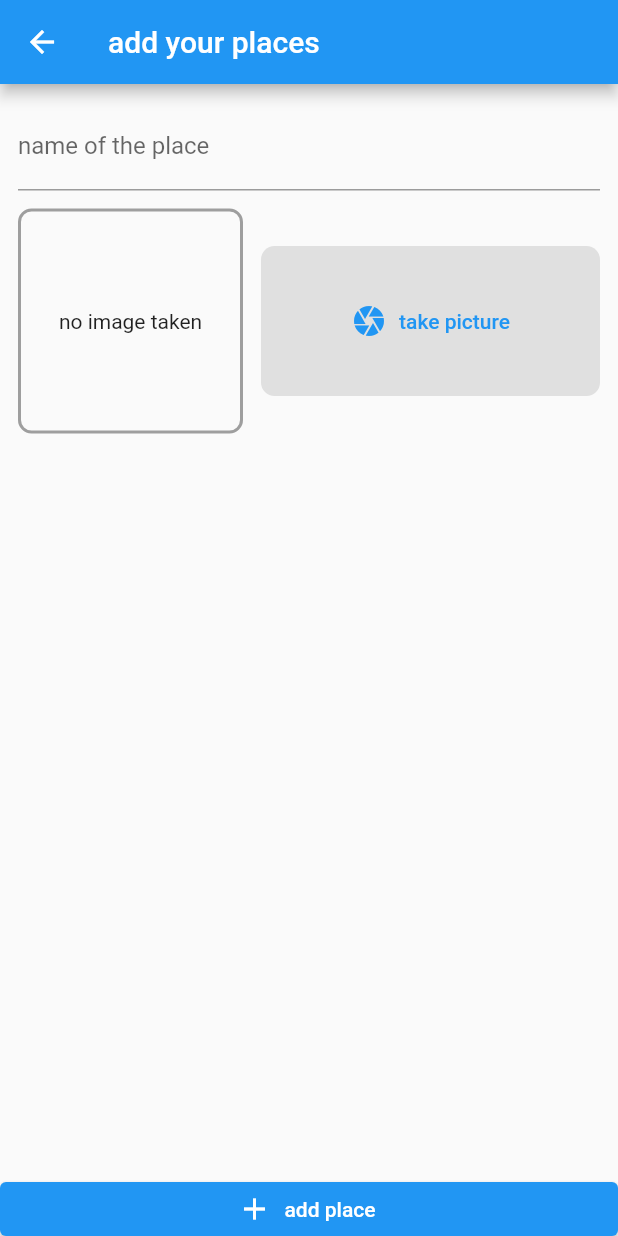
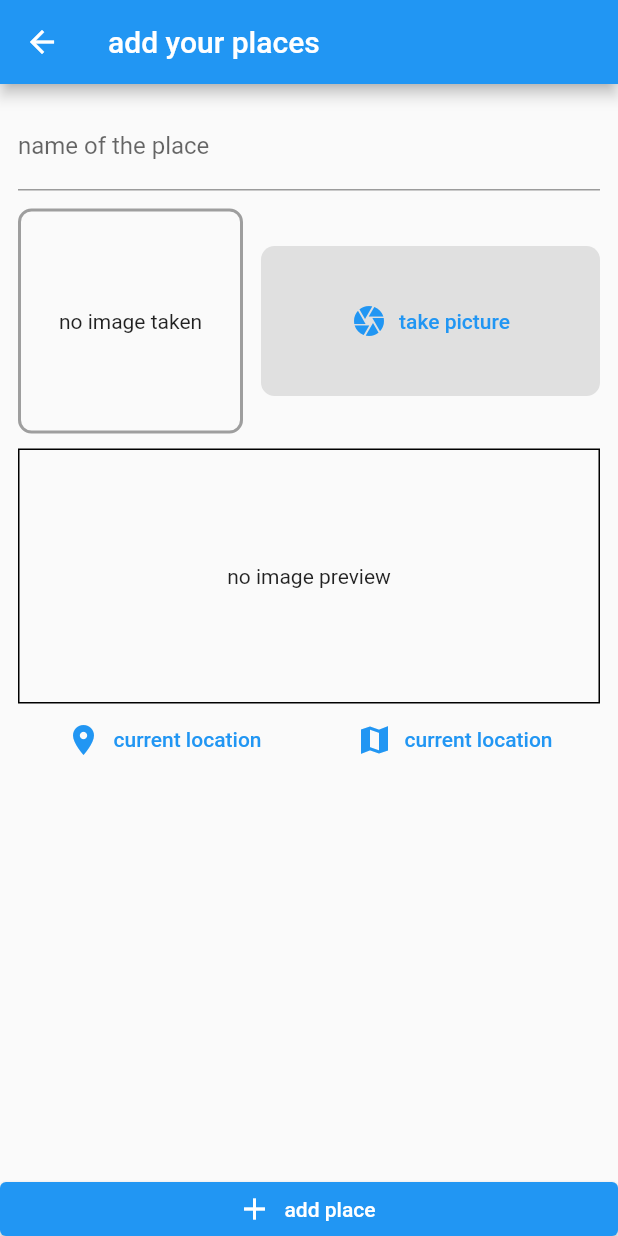
Before and after one commit to habeshacoder/place_navigator_flutter, a Flutter app: the AddPlaceScreen screen opened by its route, on a phone screen of 412 x 824 dp. Run offline on Flutter 3.47's test engine with Material 2 defaults, Android fonts, the phone set to English and light mode, and no system bars; our stand-ins replace image_picker, location, sqflite; accounts and stored records are empty.

Commit message:
initial commit

```diff
--- a/lib/screen/add_place_screen.dart
+++ b/lib/screen/add_place_screen.dart
@@ -1,5 +1,6 @@
 import 'package:flutter/material.dart';
 import 'package:places_navigation_flutter/widget/image_input.dart';
+import 'package:places_navigation_flutter/widget/location_input.dart';
 import 'dart:io';
 import 'package:provider/provider.dart';
 import 'package:places_navigation_flutter/providers/greate_places.dart';
@@ -40,17 +41,22 @@ class _AddPlaceScreenState extends State<AddPlaceScreen> {
         children: [
           Expanded(
             child: Padding(
-              padding: EdgeInsets.all(12),
+              padding: const EdgeInsets.all(12),
               child: Column(
                 children: [
                   TextField(
                     controller: _placeNameController,
-                    decoration: InputDecoration(labelText: 'name of the place'),
+                    decoration:
+                        const InputDecoration(labelText: 'name of the place'),
                   ),
                   const SizedBox(
                     height: 12,
                   ),
                   ImageInput(widget.pickimage),
+                  const SizedBox(
+                    height: 10,
+                  ),
+                  LocationInput(),
                 ],
               ),
             ),
--- /dev/null
+++ b/lib/widget/location_input.dart
@@ -0,0 +1,62 @@
+import 'package:flutter/material.dart';
+import 'package:location/location.dart';
+
+class LocationInput extends StatefulWidget {
+  const LocationInput({super.key});
+
+  @override
+  State<LocationInput> createState() => _LocationInputState();
+}
+
+class _LocationInputState extends State<LocationInput> {
+  String? _imagePreview;
+  //
+  Future<void> getUserLocation() async {
+    //
+    final locData = await Location().getLocation();
+    print('..........................locaion data:');
+    print(locData.latitude);
+    print(locData.longitude);
+  }
+
+  @override
+  Widget build(BuildContext context) {
+    return Column(
+      children: [
+        Container(
+          alignment: Alignment.center,
+          height: 170,
+          decoration: BoxDecoration(
+            border: Border.all(),
+          ),
+          width: double.infinity,
+          child: _imagePreview == null
+              ? const Text(
+                  'no image preview',
+                  textAlign: TextAlign.center,
+                )
+              : Image.network(
+                  _imagePreview!,
+                  fit: BoxFit.cover,
+                  width: double.infinity,
+                ),
+        ),
+        Row(
+          mainAxisAlignment: MainAxisAlignment.spaceAround,
+          children: [
+            TextButton.icon(
+              icon: const Icon(Icons.location_on),
+              onPressed: getUserLocation,
+              label: const Text('current location'),
+            ),
+            TextButton.icon(
+              icon: const Icon(Icons.map_sharp),
+              onPressed: () {},
+              label: const Text('current location'),
+            )
+          ],
+        ),
+      ],
+    );
+  }
+}
```
